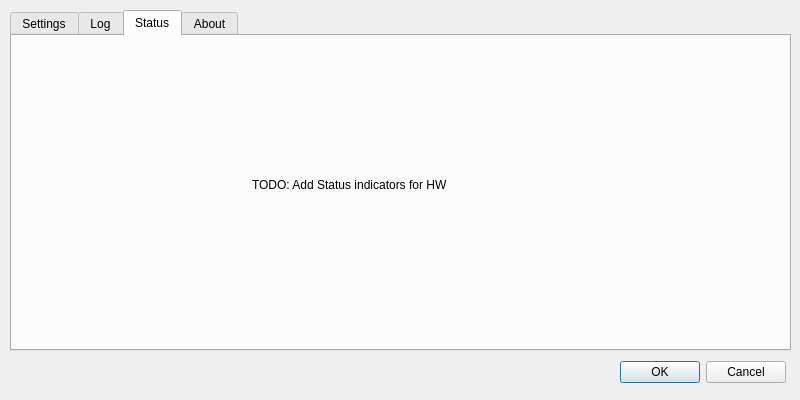
Above: Reveles/GUI/settingsscreen.ui from Alex-BusNet/Reveles before the change. Below: the same form after it.
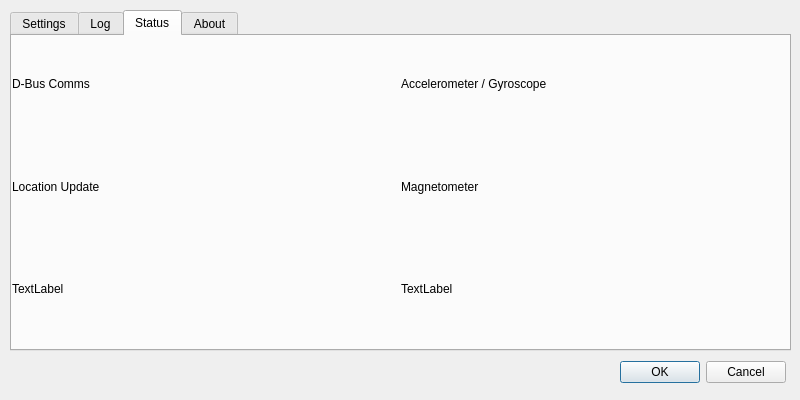
That is the form after the change. The open tabs and pages were chosen to show the change.

Commit message: Updated the I2C communication format to better handle the data being passed through it. Currently, only communication can be done from RPi to Arduino. The Arduino code (in Reveles_Arduino2.ino) has code to send GPS data back to the RPi, but the RPi does not listen for the response at the moment. Added some basic map features to the GUI, and moved some of the status indicators to the 'Status' tab on the Settings window.

```diff
--- a/Reveles/GUI/settingsscreen.ui
+++ b/Reveles/GUI/settingsscreen.ui
@@ -61,18 +61,67 @@
     <attribute name="title">
      <string>Status</string>
     </attribute>
-    <widget class="QLabel" name="label_2">
+    <widget class="QWidget" name="horizontalLayoutWidget">
      <property name="geometry">
       <rect>
-       <x>240</x>
-       <y>140</y>
-       <width>251</width>
-       <height>17</height>
+       <x>0</x>
+       <y>0</y>
+       <width>771</width>
+       <height>301</height>
       </rect>
      </property>
-     <property name="text">
-      <string>TODO: Add Status indicators for HW</string>
-     </property>
+     <layout class="QHBoxLayout" name="horizontalLayout">
+      <item>
+       <layout class="QVBoxLayout" name="verticalLayout">
+        <item>
+         <widget class="QLabel" name="dbusStatusLabel">
+          <property name="text">
+           <string>D-Bus Comms</string>
+          </property>
+         </widget>
+        </item>
+        <item>
+         <widget class="QLabel" name="locationUpdateLabel">
+          <property name="text">
+           <string>Location Update</string>
+          </property>
+         </widget>
+        </item>
+        <item>
+         <widget class="QLabel" name="coordinateLabel">
+          <property name="text">
+           <string>TextLabel</string>
+          </property>
+         </widget>
+        </item>
+       </layout>
+      </item>
+      <item>
+       <layout class="QVBoxLayout" name="verticalLayout_2">
+        <item>
+         <widget class="QLabel" name="agStatusLabel">
+          <property name="text">
+           <string>Accelerometer / Gyroscope</string>
+          </property>
+         </widget>
+        </item>
+        <item>
+         <widget class="QLabel" name="magStatusLabel">
+          <property name="text">
+           <string>Magnetometer</string>
+          </property>
+         </widget>
+        </item>
+        <item>
+         <widget class="QLabel" name="usDistLabel">
+          <property name="text">
+           <string>TextLabel</string>
+          </property>
+         </widget>
+        </item>
+       </layout>
+      </item>
+     </layout>
     </widget>
    </widget>
    <widget class="QWidget" name="aboutTab">
```
Left out of the diff: 2 changed lines with no effect on the pictures. The commit also changes 21 other files.
